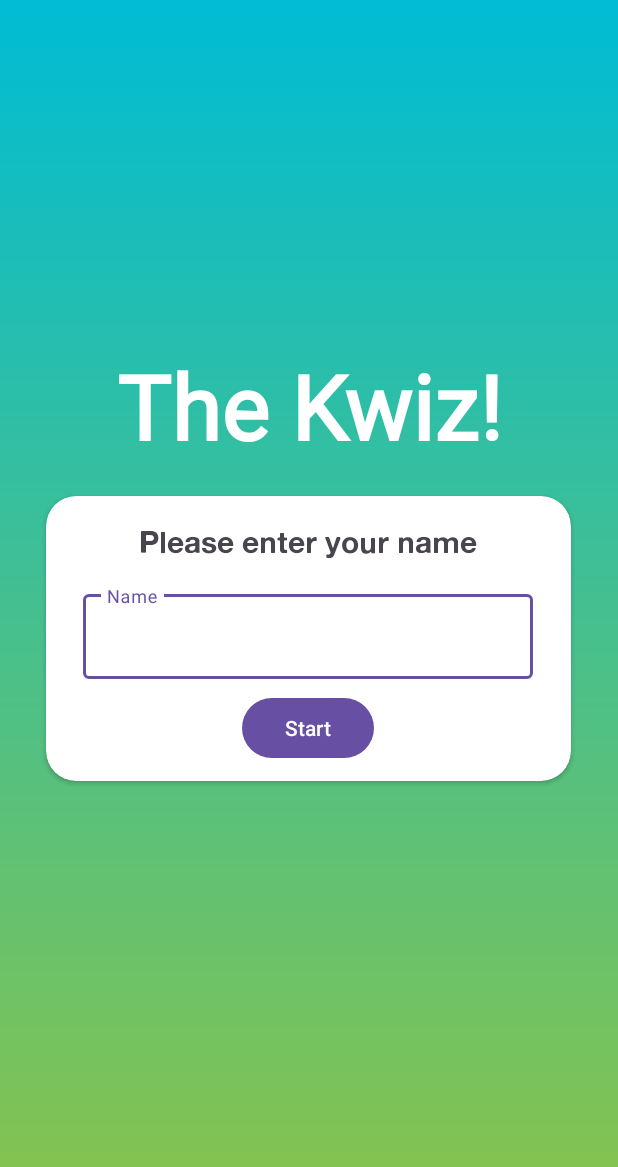
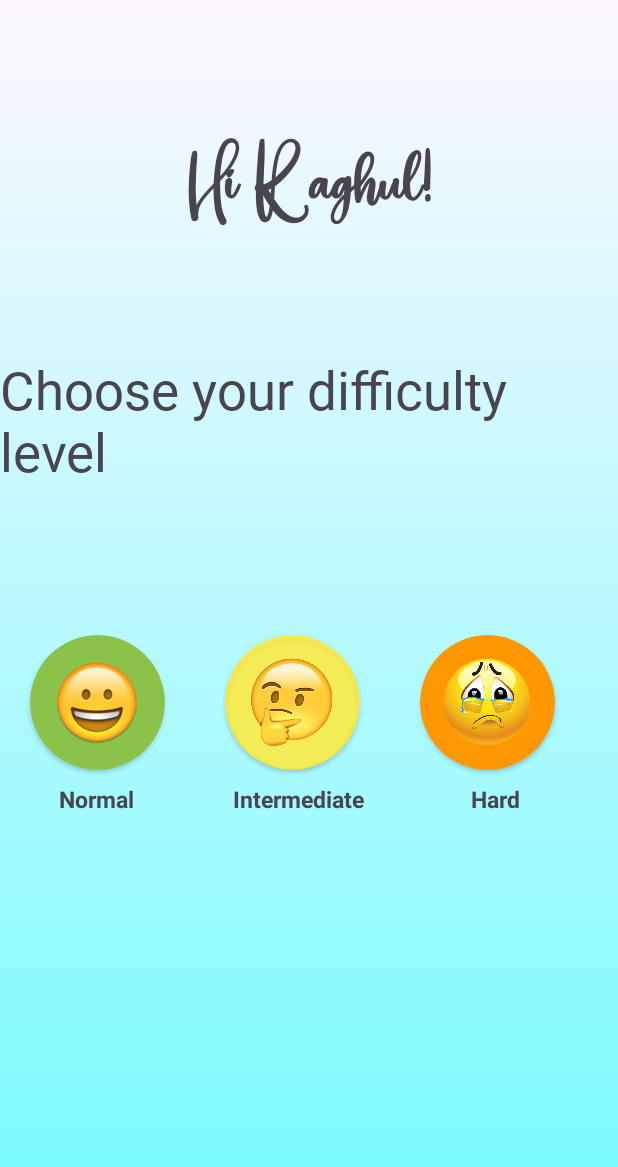
Before and after one commit to RaghulGopinathan/KwizApp, an Android app: the screen it shows after launch (MainActivity before the commit, DifficultyLevel after it), on a phone screen of 412 x 824 dp. Shown: the top 1167 px of the screen. Run offline under Robolectric (Android 15) with nearby library versions, the phone set to English and light mode, and no system bars.

Commit message:
DifficultyUI done

```diff
--- a/app/src/main/AndroidManifest.xml
+++ b/app/src/main/AndroidManifest.xml
@@ -14,16 +14,20 @@
         tools:targetApi="31">
         <activity
             android:name=".DifficultyLevel"
-            android:exported="false" />
-        <activity
-            android:name=".MainActivity"
-            android:exported="true"
-            android:windowSoftInputMode="adjustResize">
+            android:exported="true">
+
             <intent-filter>
                 <action android:name="android.intent.action.MAIN" />
 
                 <category android:name="android.intent.category.LAUNCHER" />
             </intent-filter>
+
+        </activity>
+        <activity
+            android:name=".MainActivity"
+            android:exported="true"
+            android:windowSoftInputMode="adjustResize">
+
         </activity>
     </application>
 
--- a/app/src/main/java/com/example/kwizapp/DifficultyLevel.kt
+++ b/app/src/main/java/com/example/kwizapp/DifficultyLevel.kt
@@ -2,6 +2,9 @@ package com.example.kwizapp
 
 import androidx.appcompat.app.AppCompatActivity
 import android.os.Bundle
+import android.widget.ImageView
+import android.widget.Toast
+import androidx.cardview.widget.CardView
 
 class DifficultyLevel : AppCompatActivity() {
     override fun onCreate(savedInstanceState: Bundle?) {
--- /dev/null
+++ b/app/src/main/res/drawable/difficulty_background.xml
@@ -0,0 +1,4 @@
+<?xml version="1.0" encoding="utf-8"?>
+<shape android:shape="rectangle" xmlns:android="http://schemas.android.com/apk/res/android">
+<gradient android:startColor="#9A18FFFF" android:endColor="#00FFC107" android:angle="90"/>
+</shape>
--- /dev/null
+++ b/app/src/main/res/drawable/difficulty_green_card.xml
@@ -0,0 +1,4 @@
+<?xml version="1.0" encoding="utf-8"?>
+<shape android:shape="oval" xmlns:android="http://schemas.android.com/apk/res/android">
+    <gradient android:startColor="@color/white" android:endColor="@color/black"/>
+</shape>
--- a/app/src/main/res/layout/difficulty_level.xml
+++ b/app/src/main/res/layout/difficulty_level.xml
@@ -1,6 +1,124 @@
 <?xml version="1.0" encoding="utf-8"?>
-<androidx.constraintlayout.widget.ConstraintLayout xmlns:android="http://schemas.android.com/apk/res/android"
+<LinearLayout xmlns:android="http://schemas.android.com/apk/res/android"
     android:layout_width="match_parent"
-    android:layout_height="match_parent">
+    android:layout_height="match_parent"
+    xmlns:app="http://schemas.android.com/apk/res-auto"
+    android:orientation="vertical"
+    android:background="@drawable/difficulty_background">
 
-</androidx.constraintlayout.widget.ConstraintLayout>
+    <TextView
+        android:layout_width="wrap_content"
+        android:layout_height="wrap_content"
+        android:text="Hi Raghul!"
+        android:textSize="35dp"
+        android:fontFamily="@font/thegrinch"
+        android:layout_gravity="center"
+        android:layout_marginTop="75dp"
+        android:textStyle="bold"/>
+    <TextView
+        android:layout_width="wrap_content"
+        android:layout_height="wrap_content"
+        android:text="Choose your difficulty level"
+        android:layout_gravity="center_horizontal"
+        android:textSize="35sp"
+        android:fontFamily="@font/simonlovely"
+        android:layout_marginTop="80dp"
+        />
+
+
+
+    <LinearLayout
+        android:layout_width="match_parent"
+        android:layout_height="107dp"
+        android:orientation="horizontal"
+        android:layout_marginTop="90dp"
+        >
+        <androidx.cardview.widget.CardView
+            android:id="@+id/normalCard"
+            android:layout_width="90dp"
+            android:layout_height="90dp"
+            app:cardBackgroundColor="#8BC34A"
+            app:cardCornerRadius="300dp"
+            android:layout_gravity="center"
+            android:layout_margin="20dp"
+            >
+            <ImageView
+                android:layout_width="60dp"
+                android:layout_height="60dp"
+                android:layout_gravity="center"
+                android:src="@drawable/normal_mode"
+                />
+        </androidx.cardview.widget.CardView>
+
+        <androidx.cardview.widget.CardView
+            android:id="@+id/intermediateCard"
+            android:layout_width="90dp"
+            android:layout_height="90dp"
+            app:cardBackgroundColor="#DCFFEB3B"
+            app:cardCornerRadius="300dp"
+            android:layout_gravity="center"
+            android:layout_margin="20dp"
+            >
+            <ImageView
+                android:id="@+id/intermediate"
+                android:layout_width="60dp"
+                android:layout_height="60dp"
+                android:layout_gravity="center"
+                android:src="@drawable/intermediate_mode"
+                />
+        </androidx.cardview.widget.CardView>
+        <androidx.cardview.widget.CardView
+            android:id="@+id/hardCard"
+            android:layout_width="90dp"
+            android:layout_height="90dp"
+            app:cardBackgroundColor="#FF9800"
+            app:cardCornerRadius="300dp"
+            android:layout_gravity="center"
+            android:layout_margin="20dp"
+
+            >
+            <ImageView
+                android:id="@+id/hard"
+                android:layout_width="60dp"
+                android:layout_height="60dp"
+                android:layout_gravity="center"
+                android:src="@drawable/hard_mode"
+                />
+        </androidx.cardview.widget.CardView>
+    </LinearLayout>
+    <LinearLayout
+        android:layout_width="wrap_content"
+        android:layout_height="wrap_content"
+        android:orientation="horizontal"
+        android:gravity="center"
+
+        >
+        <TextView
+            android:layout_width="wrap_content"
+            android:layout_height="wrap_content"
+            android:text="Normal"
+            android:textStyle="bold"
+            android:textSize="15dp"
+            android:layout_marginLeft="39dp"
+            />
+        <TextView
+            android:layout_width="wrap_content"
+            android:layout_height="wrap_content"
+            android:text="Intermediate"
+            android:textStyle="bold"
+            android:textSize="15dp"
+            android:layout_marginLeft="66dp"
+            />
+        <TextView
+            android:layout_width="wrap_content"
+            android:layout_height="wrap_content"
+            android:text="Hard"
+            android:textStyle="bold"
+            android:textSize="15dp"
+            android:layout_marginLeft="71dp"
+            />
+    </LinearLayout>
+
+
+
+</LinearLayout>
```
Also changed, not shown: app/src/main/res/drawable/hard_mode.png (added), app/src/main/res/drawable/intermediate_mode.png (added), app/src/main/res/drawable/normal_mode.png (added), app/src/main/res/font/edosz.ttf (added).
